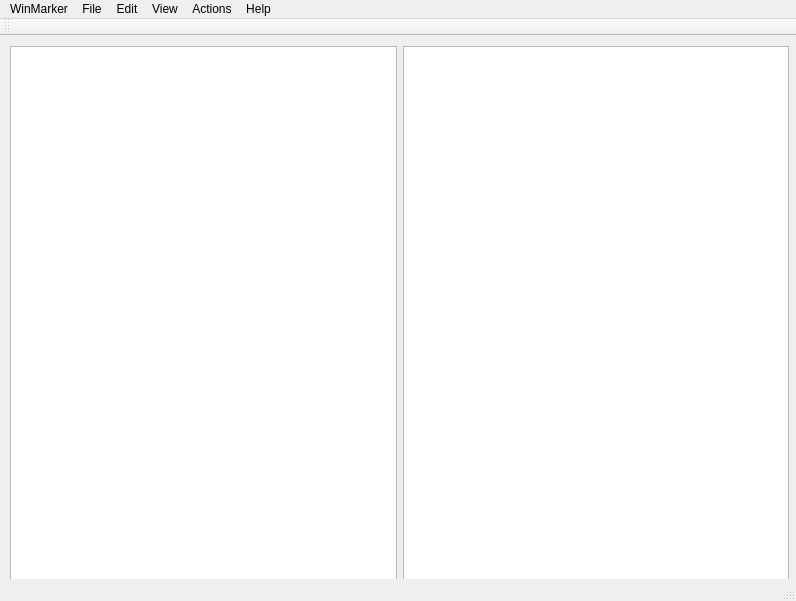
This is mainwindow.ui in ApeLyn/windows_proj as Qt 5 draws it before an edit. The edited form follows.
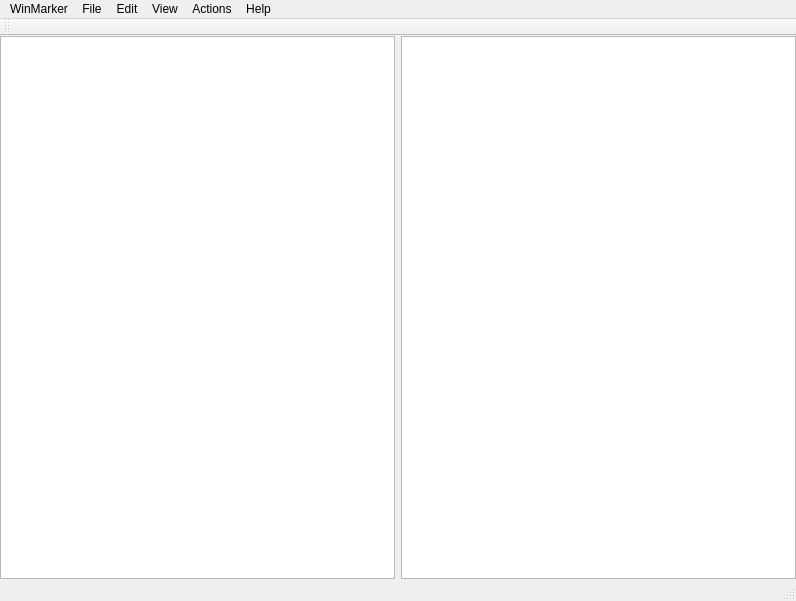
This is the edited form.

Diff of the .ui file:
```diff
--- a/mainwindow.ui
+++ b/mainwindow.ui
@@ -14,16 +14,24 @@
    <string>MainWindow</string>
   </property>
   <widget class="QWidget" name="centralWidget">
-   <widget class="QWidget" name="horizontalLayoutWidget">
-    <property name="geometry">
-     <rect>
-      <x>-1</x>
-      <y>-1</y>
-      <width>801</width>
-      <height>561</height>
-     </rect>
+   <layout class="QGridLayout" name="gridLayout">
+    <property name="leftMargin">
+     <number>0</number>
     </property>
+    <property name="topMargin">
+     <number>0</number>
+    </property>
+    <property name="rightMargin">
+     <number>0</number>
+    </property>
+    <property name="bottomMargin">
+     <number>0</number>
+    </property>
+    <item row="0" column="0">
     <layout class="QHBoxLayout" name="horizontalLayout_1" stretch="1,1">
+      <property name="sizeConstraint">
+       <enum>QLayout::SetNoConstraint</enum>
+      </property>
      <item>
       <widget class="QPlainTextEdit" name="plainTextEdit"/>
      </item>
@@ -31,7 +39,8 @@
       <widget class="QGraphicsView" name="graphicsView"/>
      </item>
     </layout>
-   </widget>
+    </item>
+   </layout>
   </widget>
   <widget class="QMenuBar" name="menuBar">
    <property name="geometry">
```
Lines whose indentation alone changed are shown as unchanged.
